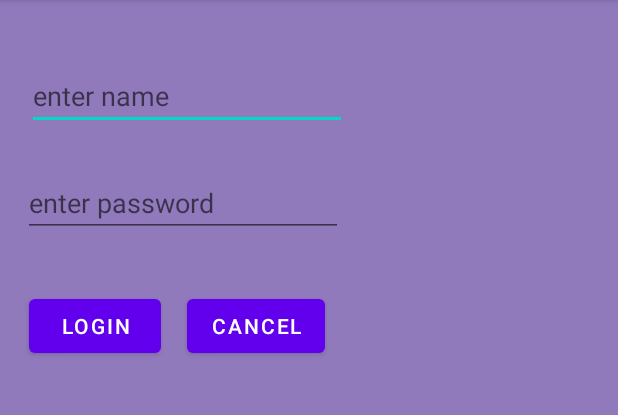
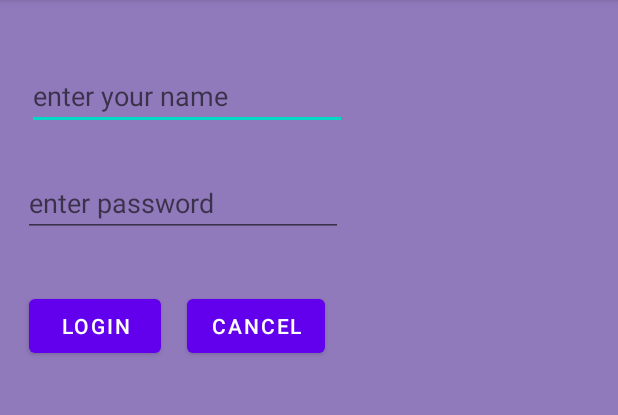
Before and after one commit to abdultanveer/Cognizantapp, an Android app: the screen it shows after launch (MainActivity), on a phone screen of 412 x 824 dp, the part 84-499 px from its top. Run offline under Robolectric (Android 15) with nearby library versions, the phone set to English and light mode, and no system bars.

Commit message:
supporting diff languages

```diff
--- a/app/src/main/res/layout/activity_main.xml
+++ b/app/src/main/res/layout/activity_main.xml
@@ -15,7 +15,7 @@
         android:layout_marginTop="41dp"
         android:ems="10"
         android:textColor="#fff"
-        android:hint="enter name"
+        android:hint="@string/enter_name"
         android:inputType="textPersonName"
         app:layout_constraintStart_toStartOf="parent"
         app:layout_constraintTop_toTopOf="parent" />
@@ -27,7 +27,7 @@
         android:layout_marginStart="15dp"
         android:layout_marginTop="26dp"
         android:ems="10"
-        android:hint="enter password"
+        android:hint="@string/enter_pwd"
         android:inputType="textPassword"
         app:layout_constraintStart_toStartOf="parent"
         app:layout_constraintTop_toBottomOf="@+id/etName" />
@@ -37,7 +37,7 @@
         android:layout_width="wrap_content"
         android:layout_height="wrap_content"
         android:layout_marginStart="19dp"
-        android:text="login"
+        android:text="@string/logn"
         android:onClick="clickHandler"
         app:layout_constraintBaseline_toBaselineOf="@+id/button2"
         app:layout_constraintStart_toStartOf="parent" />
--- a/app/src/main/res/values/strings.xml
+++ b/app/src/main/res/values/strings.xml
@@ -1,3 +1,6 @@
 <resources>
     <string name="app_name">Cognizantapp</string>
+    <string name="logn">login</string>
+    <string name="enter_name">enter your name</string>
+    <string name="enter_pwd">enter password</string>
 </resources>
```
Also changed, not shown: 1 other file.
